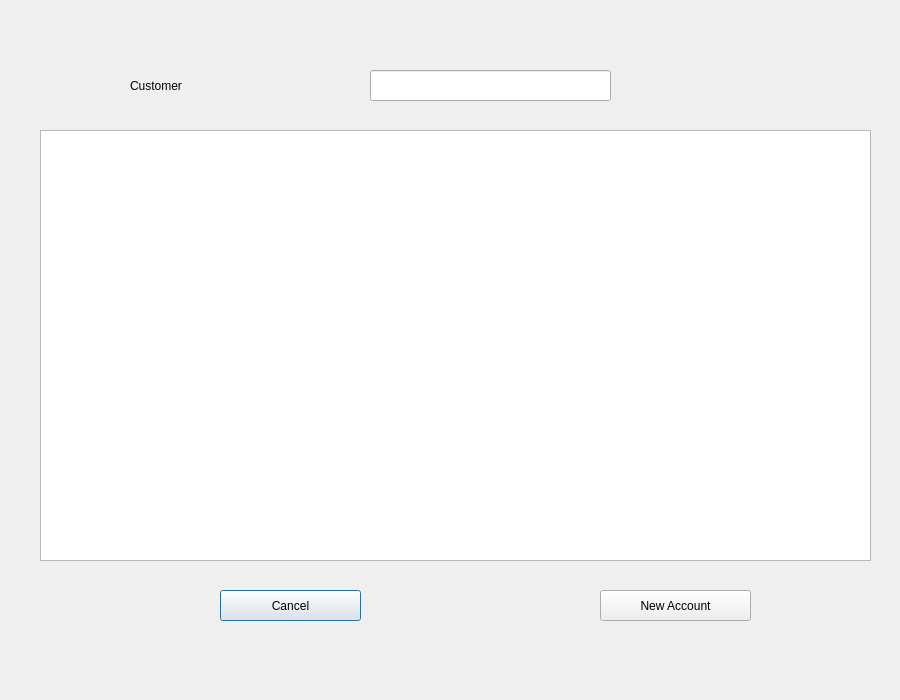
First picture: the form in accountlist.ui, repository jonathansaetre/BankSystem, before the edit.
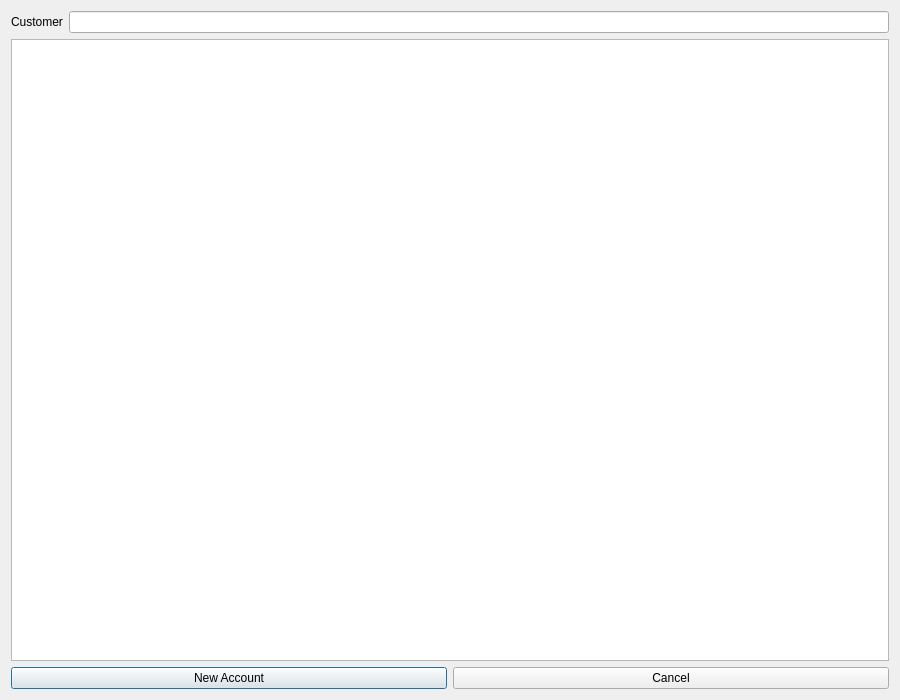
Second picture: the form after the edit.

```diff
--- a/accountlist.ui
+++ b/accountlist.ui
@@ -25,65 +25,43 @@
   <property name="windowTitle">
    <string>Dialog</string>
   </property>
-  <widget class="QTreeView" name="accountList">
-   <property name="geometry">
-    <rect>
-     <x>40</x>
-     <y>130</y>
-     <width>831</width>
-     <height>431</height>
-    </rect>
-   </property>
-  </widget>
+  <layout class="QVBoxLayout" name="verticalLayout">
+   <item>
+    <layout class="QHBoxLayout" name="horizontalLayout_2">
+     <item>
   <widget class="QLabel" name="customerlabel">
-   <property name="geometry">
-    <rect>
-     <x>130</x>
-     <y>60</y>
-     <width>211</width>
-     <height>51</height>
-    </rect>
-   </property>
    <property name="text">
     <string>Customer</string>
    </property>
   </widget>
-  <widget class="QLineEdit" name="customerBox">
-   <property name="geometry">
-    <rect>
-     <x>370</x>
-     <y>70</y>
-     <width>241</width>
-     <height>31</height>
-    </rect>
-   </property>
-  </widget>
-  <widget class="QPushButton" name="cancelButton">
-   <property name="geometry">
-    <rect>
-     <x>220</x>
-     <y>590</y>
-     <width>141</width>
-     <height>31</height>
-    </rect>
-   </property>
-   <property name="text">
-    <string>Cancel</string>
-   </property>
-  </widget>
+     </item>
+     <item>
+      <widget class="QLineEdit" name="customerBox"/>
+     </item>
+    </layout>
+   </item>
+   <item>
+    <widget class="QTreeView" name="accountList"/>
+   </item>
+   <item>
+    <layout class="QHBoxLayout" name="horizontalLayout">
+     <item>
   <widget class="QPushButton" name="Newaccount">
-   <property name="geometry">
-    <rect>
-     <x>600</x>
-     <y>590</y>
-     <width>151</width>
-     <height>31</height>
-    </rect>
-   </property>
    <property name="text">
     <string>New Account</string>
    </property>
   </widget>
+     </item>
+     <item>
+      <widget class="QPushButton" name="cancelButton">
+       <property name="text">
+        <string>Cancel</string>
+       </property>
+      </widget>
+     </item>
+    </layout>
+   </item>
+  </layout>
  </widget>
  <resources/>
  <connections/>
```
Left out of the diff: 2 changed lines with no effect on the pictures. Lines whose indentation alone changed are shown as unchanged.
